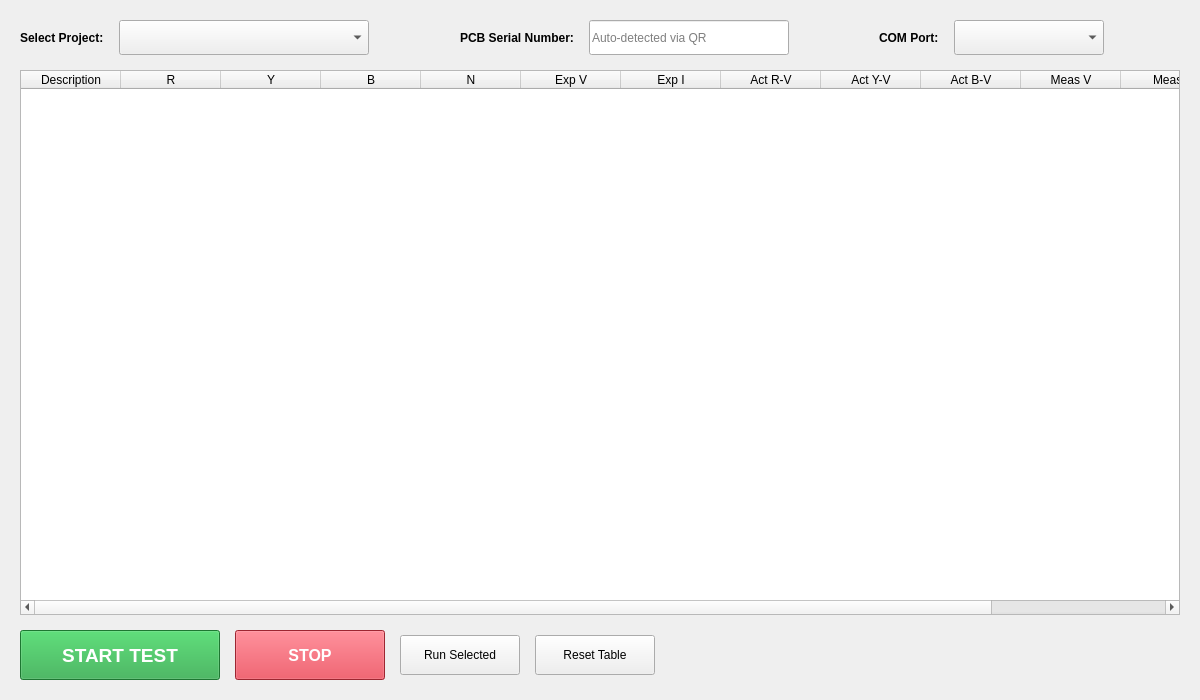
SuryaPrasathB/Comminent-PCB-Tester, file new_ui/forms/execution.ui: the form before one commit.
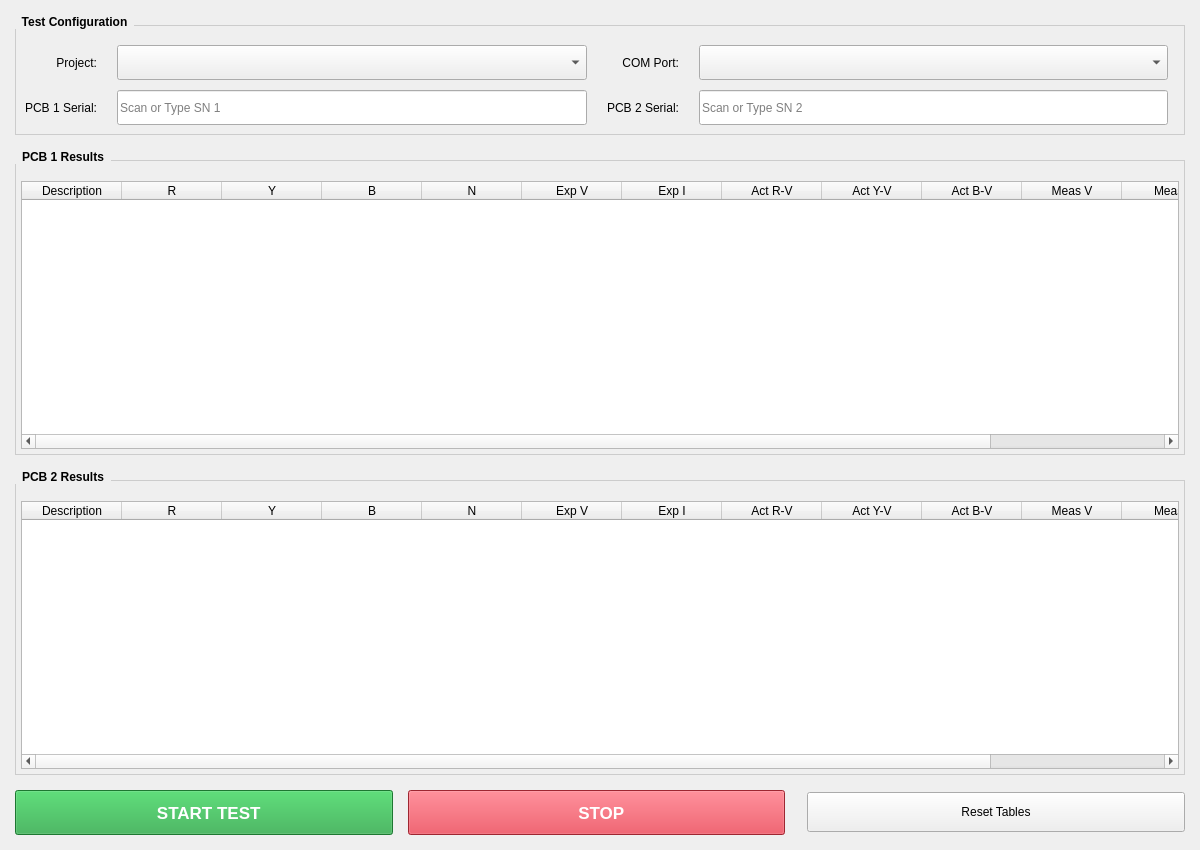
The form after the commit.

Diff of the .ui file:
```diff
--- a/new_ui/forms/execution.ui
+++ b/new_ui/forms/execution.ui
@@ -7,45 +7,55 @@
     <x>0</x>
     <y>0</y>
     <width>1200</width>
-    <height>700</height>
+    <height>850</height>
    </rect>
   </property>
   <layout class="QVBoxLayout" name="mainLayout">
    <property name="leftMargin">
-    <number>20</number>
+    <number>15</number>
    </property>
    <property name="topMargin">
-    <number>20</number>
+    <number>15</number>
    </property>
    <property name="rightMargin">
-    <number>20</number>
+    <number>15</number>
    </property>
    <property name="bottomMargin">
+    <number>15</number>
+   </property>
+   <property name="spacing">
+    <number>15</number>
+   </property>
+
+   <!-- CONTROLS SECTION -->
+   <item>
+    <widget class="QGroupBox" name="groupBox_controls">
+     <property name="title">
+      <string>Test Configuration</string>
+     </property>
+     <property name="styleSheet">
+      <string notr="true">QGroupBox { font-weight: bold; border: 1px solid #ccc; margin-top: 10px; padding-top: 10px; } QGroupBox::title { subcontrol-origin: margin; subcontrol-position: top left; padding: 0 5px; }</string>
+     </property>
+     <layout class="QGridLayout" name="gridLayout_controls">
+      <property name="horizontalSpacing">
     <number>20</number>
    </property>
-   <property name="spacing">
-    <number>15</number>
+      <property name="verticalSpacing">
+       <number>10</number>
    </property>
 
-   <!-- TOP SECTION: Single Row -->
-   <item>
-    <layout class="QHBoxLayout" name="topLayout">
-     <property name="spacing">
-      <number>15</number>
-     </property>
-
-     <!-- Group 1: Project -->
-     <item>
+      <!-- Row 0: Project & COM -->
+      <item row="0" column="0">
         <widget class="QLabel" name="label_project">
             <property name="text">
-                <string>Select Project:</string>
-            </property>
-            <property name="styleSheet">
-                <string notr="true">font-weight: bold;</string>
+         <string>Project:</string>
+        </property>
+        <property name="alignment">
+         <set>Qt::AlignRight|Qt::AlignTrailing|Qt::AlignVCenter</set>
             </property>
         </widget>
      </item>
-     <item>
+      <item row="0" column="1">
         <widget class="QComboBox" name="comboBox_projects">
             <property name="minimumSize">
                 <size>
@@ -56,74 +66,17 @@
         </widget>
      </item>
 
-     <item>
-      <spacer name="horizontalSpacer_1">
-       <property name="orientation">
-        <enum>Qt::Horizontal</enum>
-       </property>
-       <property name="sizeHint" stdset="0">
-        <size>
-         <width>20</width>
-         <height>20</height>
-        </size>
-       </property>
-      </spacer>
-     </item>
-
-     <!-- Group 2: Serial -->
-     <item>
-        <widget class="QLabel" name="label_serial">
-            <property name="text">
-                <string>PCB Serial Number:</string>
-            </property>
-            <property name="styleSheet">
-                <string notr="true">font-weight: bold;</string>
-            </property>
-        </widget>
-     </item>
-     <item>
-        <widget class="QLineEdit" name="lineEdit_pcbSerial">
-            <property name="minimumSize">
-                <size>
-                    <width>200</width>
-                    <height>35</height>
-                </size>
-            </property>
-            <property name="readOnly">
-                <bool>true</bool>
-            </property>
-            <property name="placeholderText">
-                <string>Auto-detected via QR</string>
-            </property>
-        </widget>
-     </item>
-
-     <item>
-      <spacer name="horizontalSpacer_2">
-       <property name="orientation">
-        <enum>Qt::Horizontal</enum>
-       </property>
-       <property name="sizeHint" stdset="0">
-        <size>
-         <width>20</width>
-         <height>20</height>
-        </size>
-       </property>
-      </spacer>
-     </item>
-
-     <!-- Group 3: COM -->
-     <item>
+      <item row="0" column="2">
         <widget class="QLabel" name="label_com">
             <property name="text">
                 <string>COM Port:</string>
             </property>
-            <property name="styleSheet">
-                <string notr="true">font-weight: bold;</string>
+        <property name="alignment">
+         <set>Qt::AlignRight|Qt::AlignTrailing|Qt::AlignVCenter</set>
             </property>
         </widget>
      </item>
-     <item>
+      <item row="0" column="3">
         <widget class="QComboBox" name="comboBox_comPort">
             <property name="minimumSize">
                 <size>
@@ -134,33 +87,93 @@
         </widget>
      </item>
 
-     <item>
-      <spacer name="horizontalSpacer_end">
-       <property name="orientation">
-        <enum>Qt::Horizontal</enum>
-       </property>
-       <property name="sizeHint" stdset="0">
-        <size>
-         <width>40</width>
-         <height>20</height>
-        </size>
-       </property>
+      <item row="0" column="4">
+        <spacer name="hSpacer_0">
+         <property name="orientation"><enum>Qt::Horizontal</enum></property>
       </spacer>
      </item>
 
-    </layout>
+      <!-- Row 1: Serials -->
+      <item row="1" column="0">
+       <widget class="QLabel" name="label_sn1">
+        <property name="text">
+         <string>PCB 1 Serial:</string>
+        </property>
+        <property name="alignment">
+         <set>Qt::AlignRight|Qt::AlignTrailing|Qt::AlignVCenter</set>
+        </property>
+       </widget>
+      </item>
+      <item row="1" column="1">
+       <widget class="QLineEdit" name="lineEdit_pcbSerial_1">
+        <property name="placeholderText">
+         <string>Scan or Type SN 1</string>
+        </property>
+        <property name="minimumSize">
+         <size>
+          <width>200</width>
+          <height>35</height>
+         </size>
+        </property>
+       </widget>
+      </item>
+
+      <item row="1" column="2">
+       <widget class="QLabel" name="label_sn2">
+        <property name="text">
+         <string>PCB 2 Serial:</string>
+        </property>
+        <property name="alignment">
+         <set>Qt::AlignRight|Qt::AlignTrailing|Qt::AlignVCenter</set>
+        </property>
+       </widget>
+      </item>
+      <item row="1" column="3">
+       <widget class="QLineEdit" name="lineEdit_pcbSerial_2">
+        <property name="placeholderText">
+         <string>Scan or Type SN 2</string>
+        </property>
+        <property name="minimumSize">
+         <size>
+          <width>200</width>
+          <height>35</height>
+         </size>
+        </property>
+       </widget>
+      </item>
+
+     </layout>
+    </widget>
    </item>
 
-   <!-- MIDDLE SECTION: Table -->
+   <!-- RESULTS 1 -->
    <item>
-    <widget class="QTableWidget" name="tableWidget_results">
+    <widget class="QGroupBox" name="groupBox_results_1">
+     <property name="title">
+      <string>PCB 1 Results</string>
+     </property>
+     <property name="styleSheet">
+      <string notr="true">QGroupBox { font-weight: bold; border: 1px solid #ccc; margin-top: 10px; } QGroupBox::title { subcontrol-origin: margin; subcontrol-position: top left; padding: 0 5px; }</string>
+     </property>
+     <property name="sizePolicy">
+      <sizepolicy hsizetype="Preferred" vsizetype="Expanding">
+       <horstretch>0</horstretch>
+       <verstretch>1</verstretch>
+      </sizepolicy>
+     </property>
+     <layout class="QVBoxLayout" name="layout_res1">
+      <property name="leftMargin"><number>5</number></property>
+      <property name="topMargin"><number>20</number></property>
+      <property name="rightMargin"><number>5</number></property>
+      <property name="bottomMargin"><number>5</number></property>
+      <item>
+       <widget class="QTableWidget" name="tableWidget_results_1">
      <property name="columnCount">
       <number>13</number>
      </property>
      <attribute name="horizontalHeaderStretchLastSection">
       <bool>true</bool>
      </attribute>
-     <!-- Columns preserved from original -->
      <column><property name="text"><string>Description</string></property></column>
      <column><property name="text"><string>R</string></property></column>
      <column><property name="text"><string>Y</string></property></column>
@@ -176,90 +189,113 @@
      <column><property name="text"><string>Result</string></property></column>
     </widget>
    </item>
+     </layout>
+    </widget>
+   </item>
 
-   <!-- BOTTOM SECTION: Buttons -->
+   <!-- RESULTS 2 -->
    <item>
-    <layout class="QHBoxLayout" name="bottomLayout">
-     <property name="spacing">
-      <number>15</number>
+    <widget class="QGroupBox" name="groupBox_results_2">
+     <property name="title">
+      <string>PCB 2 Results</string>
      </property>
+     <property name="styleSheet">
+      <string notr="true">QGroupBox { font-weight: bold; border: 1px solid #ccc; margin-top: 10px; } QGroupBox::title { subcontrol-origin: margin; subcontrol-position: top left; padding: 0 5px; }</string>
+     </property>
+     <property name="sizePolicy">
+      <sizepolicy hsizetype="Preferred" vsizetype="Expanding">
+       <horstretch>0</horstretch>
+       <verstretch>1</verstretch>
+      </sizepolicy>
+     </property>
+     <layout class="QVBoxLayout" name="layout_res2">
+      <property name="leftMargin"><number>5</number></property>
+      <property name="topMargin"><number>20</number></property>
+      <property name="rightMargin"><number>5</number></property>
+      <property name="bottomMargin"><number>5</number></property>
+      <item>
+       <widget class="QTableWidget" name="tableWidget_results_2">
+        <property name="columnCount">
+         <number>13</number>
+        </property>
+        <attribute name="horizontalHeaderStretchLastSection">
+         <bool>true</bool>
+        </attribute>
+        <column><property name="text"><string>Description</string></property></column>
+        <column><property name="text"><string>R</string></property></column>
+        <column><property name="text"><string>Y</string></property></column>
+        <column><property name="text"><string>B</string></property></column>
+        <column><property name="text"><string>N</string></property></column>
+        <column><property name="text"><string>Exp V</string></property></column>
+        <column><property name="text"><string>Exp I</string></property></column>
+        <column><property name="text"><string>Act R-V</string></property></column>
+        <column><property name="text"><string>Act Y-V</string></property></column>
+        <column><property name="text"><string>Act B-V</string></property></column>
+        <column><property name="text"><string>Meas V</string></property></column>
+        <column><property name="text"><string>Meas I</string></property></column>
+        <column><property name="text"><string>Result</string></property></column>
+       </widget>
+      </item>
+     </layout>
+    </widget>
+   </item>
 
+   <!-- BOTTOM BUTTONS -->
+   <item>
+    <layout class="QHBoxLayout" name="horizontalLayout_buttons">
      <item>
       <widget class="QPushButton" name="pushButton_start">
+       <property name="text">
+        <string>  START TEST</string>
+       </property>
        <property name="minimumSize">
         <size>
-         <width>200</width>
-         <height>50</height>
+         <width>160</width>
+         <height>45</height>
         </size>
        </property>
        <property name="styleSheet">
-        <string notr="true">background-color: #28a745; color: white; font-size: 14pt; font-weight: bold;</string>
-       </property>
-       <property name="text">
-        <string>START TEST</string>
+        <string notr="true">background-color: #28a745; color: white; font-weight: bold; font-size: 13pt;</string>
        </property>
       </widget>
      </item>
      <item>
       <widget class="QPushButton" name="pushButton_stop">
+       <property name="text">
+        <string>  STOP</string>
+       </property>
        <property name="minimumSize">
         <size>
-         <width>150</width>
-         <height>50</height>
+         <width>130</width>
+         <height>45</height>
         </size>
        </property>
        <property name="styleSheet">
-        <string notr="true">background-color: #dc3545; color: white; font-weight: bold; font-size: 12pt;</string>
-       </property>
-       <property name="text">
-        <string>STOP</string>
+        <string notr="true">background-color: #dc3545; color: white; font-weight: bold; font-size: 13pt;</string>
        </property>
       </widget>
      </item>
-
      <item>
-        <widget class="QPushButton" name="pushButton_runOne">
-            <property name="text">
-                <string>Run Selected</string>
-            </property>
-             <property name="minimumSize">
-              <size>
-               <width>120</width>
-               <height>40</height>
-              </size>
-             </property>
-        </widget>
+      <spacer name="hSpacer_btns">
+       <property name="orientation"><enum>Qt::Horizontal</enum></property>
+      </spacer>
      </item>
      <item>
         <widget class="QPushButton" name="pushButton_reset">
             <property name="text">
-                <string>Reset Table</string>
+        <string>Reset Tables</string>
             </property>
              <property name="minimumSize">
               <size>
-               <width>120</width>
+         <width>130</width>
                <height>40</height>
               </size>
              </property>
         </widget>
      </item>
-
-     <item>
-      <spacer name="horizontalSpacer_bottom">
-       <property name="orientation">
-        <enum>Qt::Horizontal</enum>
-       </property>
-       <property name="sizeHint" stdset="0">
-        <size>
-         <width>40</width>
-         <height>20</height>
-        </size>
-       </property>
-      </spacer>
-     </item>
-
     </layout>
    </item>
+
   </layout>
  </widget>
  <resources/>
```
Lines whose indentation alone changed are shown as unchanged.
